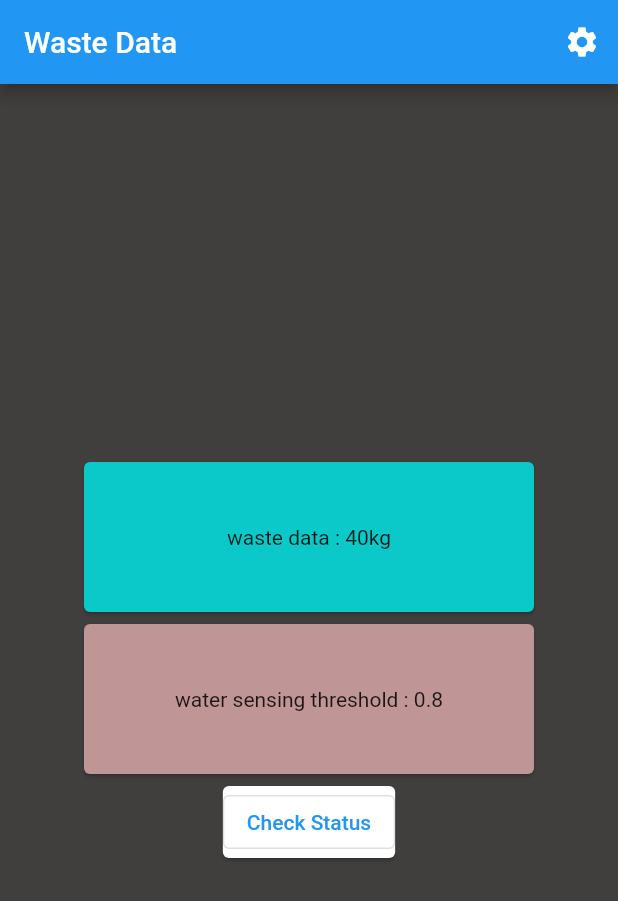
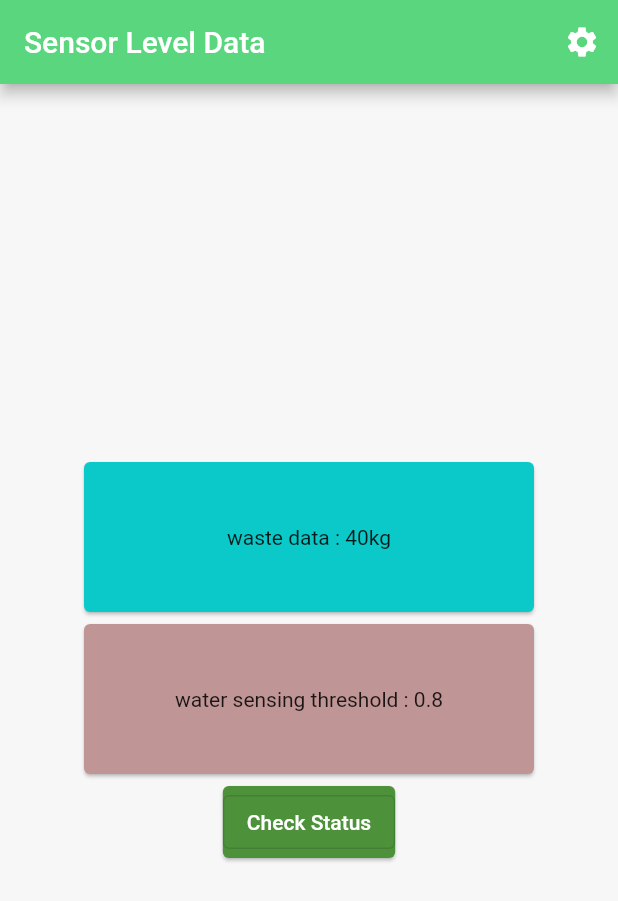
Before and after one commit to nayookyaw/flutter_waste_app, a Flutter app: the screen it shows after launch, on a phone screen of 412 x 824 dp. Shown: the top 901 px of the screen. Run offline on Flutter 3.47's test engine with Material 2 defaults, Android fonts, the phone set to English and light mode, and no system bars; generated files the repository leaves out were written again.

Commit message:
change the design of button and card

```diff
--- a/lib/src/waste_data/waste_data_view.dart
+++ b/lib/src/waste_data/waste_data_view.dart
@@ -15,14 +15,18 @@ class WasteDataView extends StatelessWidget {
   @override
   Widget build(BuildContext context) {
     return Scaffold(
-      backgroundColor: const Color.fromARGB(255, 65, 62, 62),
-      appBar: AppBar(title: const Text("Waste Data"), actions: [
-        IconButton(
-            onPressed: () {
-              Navigator.restorablePushNamed(context, SettingsView.routeName);
-            },
-            icon: const Icon(Icons.settings))
-      ]),
+      backgroundColor: const Color.fromARGB(255, 247, 247, 247),
+      appBar: AppBar(
+          title: const Text("Sensor Level Data"),
+          backgroundColor: const Color.fromARGB(255, 89, 214, 126),
+          actions: [
+            IconButton(
+                onPressed: () {
+                  Navigator.restorablePushNamed(
+                      context, SettingsView.routeName);
+                },
+                icon: const Icon(Icons.settings))
+          ]),
       body: Center(
         child: Column(
           mainAxisAlignment: MainAxisAlignment.center,
@@ -35,9 +39,15 @@ class WasteDataView extends StatelessWidget {
                     childCard: Text("water sensing threshold : 0.8")),
                 color: Color.fromARGB(255, 192, 149, 149)),
             Card(
+              color: const Color.fromARGB(255, 77, 146, 59),
               child: OutlinedButton(
                 onPressed: () => wasteDataCheckModal(context),
-                child: const Text('Check Status'),
+                child: const Text(
+                  'Check Status',
+                  style: TextStyle(
+                    color: Colors.white,
+                  ),
+                ),
               ),
             ),
           ],
```
